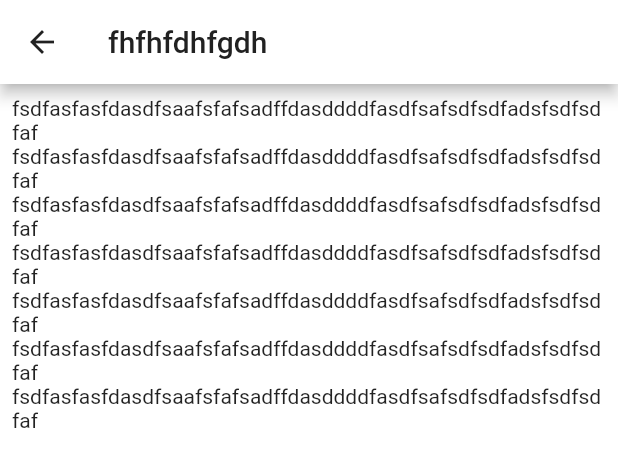
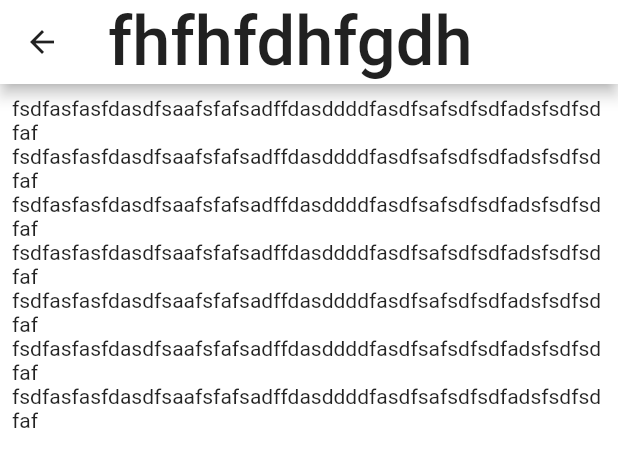
Before and after one commit to Frankovskyyy/Inpost2, a Flutter app: the MyDrawer widget shown alone on an empty page, opened directly, after a tap on "Archiwum przesyłek", on a phone screen of 412 x 824 dp. Shown: the top 467 px of the screen. Run offline on Flutter 3.47's test engine with Material 2 defaults, Android fonts, the phone set to English and light mode, and no system bars; our stand-ins replace flutter_screenutil; statements that could not run were skipped.

Commit message:
Final + resizing

```diff
--- a/lib/components/drawer.dart
+++ b/lib/components/drawer.dart
@@ -1,5 +1,6 @@
 import 'package:Inpost2/screens/InfoPage.dart';
 import 'package:flutter/material.dart';
+import 'package:flutter_screenutil/flutter_screenutil.dart';
 
 class MyDrawer extends StatelessWidget {
   @override
@@ -10,35 +11,51 @@ class MyDrawer extends StatelessWidget {
         children: <Widget>[
           DrawerHeader(
             child: Container(
-                height: 50,
-                width: 100,
+              height: 100.h,
+              width: 200.w,
               child: Image.asset('assets/logo.jpg'),
             ),
           ),
           ListTile(
-              title: Text('Archiwum przesyłek'),
-              onTap: () => Navigator.push(context,
-                  MaterialPageRoute(builder: (context) => InfoPage())),
+            title: Text(
+              'Archiwum przesyłek',
+              style: TextStyle(
+                  fontSize: ScreenUtil().setSp(30, allowFontScalingSelf: true)),
+            ),
+            onTap: () => Navigator.push(
+                context, MaterialPageRoute(builder: (context) => InfoPage())),
           ),
           ListTile(
-              title: Text('Mapa punktów InPost'),
-              onTap: () => Navigator.push(context,
-                  MaterialPageRoute(builder: (context) => InfoPage())),
+            title: Text('Mapa punktów InPost',
+                style: TextStyle(
+                    fontSize:
+                        ScreenUtil().setSp(30, allowFontScalingSelf: true))),
+            onTap: () => Navigator.push(
+                context, MaterialPageRoute(builder: (context) => InfoPage())),
           ),
           ListTile(
-              title: Text('Ustawienia'),
-              onTap: () => Navigator.push(context,
-                  MaterialPageRoute(builder: (context) => InfoPage())),
+            title: Text('Ustawienia',
+                style: TextStyle(
+                    fontSize:
+                        ScreenUtil().setSp(30, allowFontScalingSelf: true))),
+            onTap: () => Navigator.push(
+                context, MaterialPageRoute(builder: (context) => InfoPage())),
           ),
           ListTile(
-              title: Text('Pomoc'),
-              onTap: () => Navigator.push(context,
-                  MaterialPageRoute(builder: (context) => InfoPage())),
+            title: Text('Pomoc',
+                style: TextStyle(
+                    fontSize:
+                        ScreenUtil().setSp(30, allowFontScalingSelf: true))),
+            onTap: () => Navigator.push(
+                context, MaterialPageRoute(builder: (context) => InfoPage())),
           ),
           ListTile(
-              title: Text('O aplikacji'),
-              onTap: () => Navigator.push(context,
-                  MaterialPageRoute(builder: (context) => InfoPage())),
+            title: Text('O aplikacji',
+                style: TextStyle(
+                    fontSize:
+                        ScreenUtil().setSp(30, allowFontScalingSelf: true))),
+            onTap: () => Navigator.push(
+                context, MaterialPageRoute(builder: (context) => InfoPage())),
           ),
         ],
       ),
--- a/lib/main.dart
+++ b/lib/main.dart
@@ -1,6 +1,7 @@
 import 'package:Inpost2/screens/deliveryPage.dart';
 import 'package:Inpost2/screens/notificationPage.dart';
 import 'package:flutter/material.dart';
+import 'package:flutter_screenutil/flutter_screenutil.dart';
 
 void main() => runApp(MyApp());
 
@@ -27,7 +28,9 @@ class _MyAppState extends State<MyApp> {
 //pasek nawigacji, znajdują
   @override
   Widget build(BuildContext context) {
+    ScreenUtil.init(width: 828, height: 1792, allowFontScaling: true);
     return MaterialApp(
+      debugShowCheckedModeBanner: false,
       home: Scaffold(
         backgroundColor: Colors.grey,
         body: Center(
--- a/lib/screens/InfoPage.dart
+++ b/lib/screens/InfoPage.dart
@@ -1,11 +1,12 @@
 import 'package:flutter/material.dart';
+import 'package:flutter_screenutil/flutter_screenutil.dart';
 
 class InfoPage extends StatelessWidget {
   @override
   Widget build(BuildContext context) {
     return Scaffold(
       appBar: AppBar(
-        title: Text('fhfhfdhfgdh', style: TextStyle(color: Colors.grey[900]),),
+        title: Text('fhfhfdhfgdh', style: TextStyle(color: Colors.grey[900], fontSize: ScreenUtil().setSp(40, allowFontScalingSelf: true))),
         backgroundColor: Colors.white,
         iconTheme: IconThemeData(color: Colors.grey[900]),
       ),
--- a/lib/screens/SearchPage.dart
+++ b/lib/screens/SearchPage.dart
@@ -1,4 +1,5 @@
 import 'package:flutter/material.dart';
+import 'package:flutter_screenutil/flutter_screenutil.dart';
 
 class SearchPage extends StatelessWidget {
   @override
@@ -8,14 +9,14 @@ class SearchPage extends StatelessWidget {
         iconTheme: IconThemeData(color: Colors.grey[900]),
         title: Text(
           "Szukana fraza",
-          style: TextStyle(color: Colors.grey[900]),
+          style: TextStyle(color: Colors.grey[900], fontSize: ScreenUtil().setSp(40, allowFontScalingSelf: true)),
         ),
         backgroundColor: Colors.white,
       ),
       body: Scaffold(
         body: Container(
           color: Colors.white,
-          padding: EdgeInsets.symmetric(horizontal: 20, vertical: 30),
+          padding: EdgeInsets.symmetric(horizontal: 30.w, vertical: 45.h),
           child: TextField(
             obscureText: false,
             decoration: InputDecoration(
--- a/pubspec.yaml
+++ b/pubspec.yaml
@@ -23,6 +23,7 @@ environment:
 dependencies:
   flutter:
     sdk: flutter
+  flutter_screenutil: ^2.1.0
 
 
   # The following adds the Cupertino Icons font to your application.
```
Also changed, not shown: lib/components/notificationCard.dart (+18 -7 lines), lib/components/packageCard.dart (+13 -12 lines), lib/screens/deliveryPage.dart (+7 -5 lines), lib/screens/notificationPage.dart (+6 -2 lines), pubspec.lock. Lines whose indentation alone changed are shown as unchanged.
